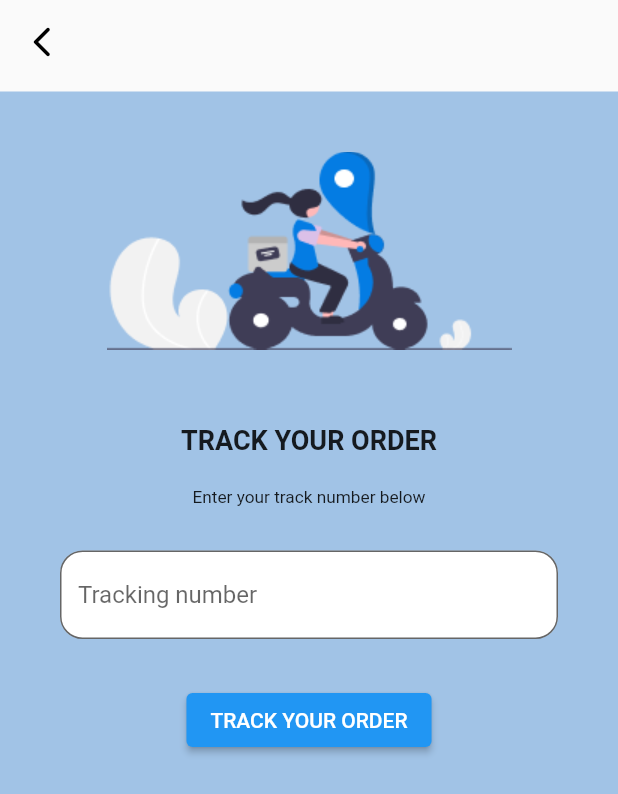
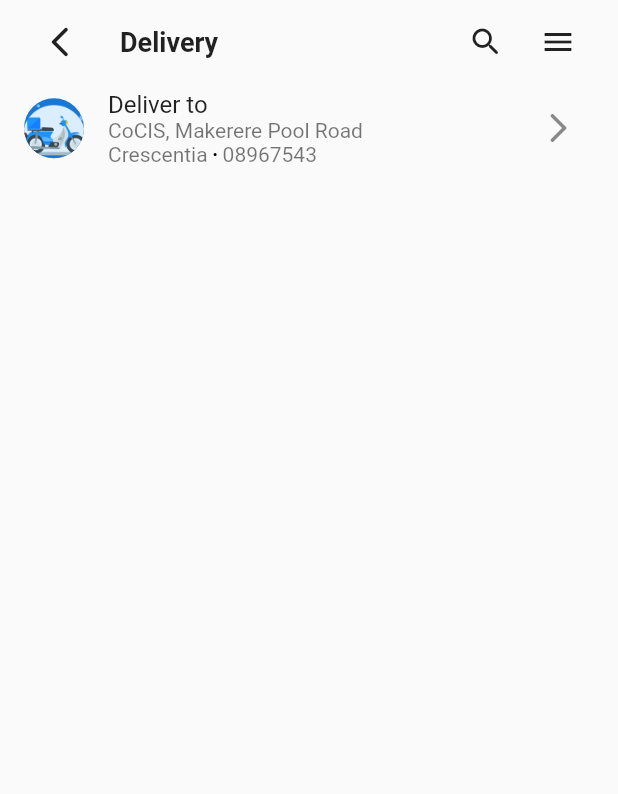
Before and after one commit to Douglas-sp/Sponarie-Restaurant, a Flutter app: the screen it shows after launch, on a phone screen of 412 x 824 dp. Shown: the top 794 px of the screen. Run offline on Flutter 3.47's test engine with Material 2 defaults, Android fonts, the phone set to English and light mode, and no system bars; our stand-ins replace flutter_form_builder.

Commit message:
omuyaye yekyanze

```diff
--- a/sponarie/lib/main.dart
+++ b/sponarie/lib/main.dart
@@ -4,8 +4,9 @@ import 'package:sponarie/screens/LoadingPage.dart';
 import 'package:sponarie/screens/Logininpage.dart';
 import 'package:sponarie/screens/SignupScreen.dart';
 import 'package:sponarie/screens/TrackOrderPage.dart';
+import 'package:sponarie/screens/DeliveryMenu.dart';
 
-void main(){
+void main() {
   runApp(MyApp());
 }
 
@@ -22,13 +23,13 @@ class _MyAppState extends State<MyApp> {
     return MaterialApp(
         //  home: SignupsScreen(),
 
-      home: TrackOrder(),
+        //home: TrackOrder(),
         //home: LoadingPage(),
         //home: SignupsScreen(),
         // home: LoginPage(),
         //home: Home1(),
         //home: LoadingPage(),
-
+        home: DeliveryMenu()
 
       );
   }
--- /dev/null
+++ b/sponarie/lib/screens/DeliveryMenu.dart
@@ -0,0 +1,107 @@
+import 'package:flutter/material.dart';
+import 'package:flutter/src/widgets/container.dart';
+import 'package:flutter/src/widgets/framework.dart';
+
+class DeliveryMenu extends StatefulWidget {
+  const DeliveryMenu({super.key});
+
+  @override
+  State<DeliveryMenu> createState() => _DeliveryMenuState();
+}
+
+class _DeliveryMenuState extends State<DeliveryMenu> {
+  @override
+  Widget build(BuildContext context) {
+    return Scaffold(
+      body: Column(
+        children: [
+          ListTile(
+            title: Text("Delivery",
+             style: TextStyle(
+              fontWeight: FontWeight.bold,
+              fontSize: 18.0,
+             ),
+            ),
+            leading: IconButton(
+              onPressed: () {
+
+              },
+              icon: Icon(Icons.arrow_back_ios_new_rounded,
+              color: Colors.black87,),
+            ),
+            trailing: Wrap(
+              children: [
+                IconButton(
+                  onPressed: () {
+
+                  },
+                  icon: Icon(Icons.search_rounded,
+                  color: Colors.black87),
+                  ),
+                 IconButton(
+                  onPressed: () {
+
+                  },
+                  icon: Icon(Icons.menu,
+                  color: Colors.black87,),
+                  ),
+
+
+              ],
+
+            ),
+          ),
+
+          ListTile(
+            leading: CircleAvatar(
+              backgroundImage:AssetImage("assets/images/delivery.png") ,
+            ),
+
+            title: Text("Deliver to"),
+            subtitle: Column(
+              crossAxisAlignment: CrossAxisAlignment.start,
+              children: [
+                Text("CoCIS, Makerere Pool Road"),
+                //IntrinsicHeight(
+                  //child:
+                  Row(
+                    children: [
+                      Text("Crescentia"),
+                     SizedBox(width: 4,),
+                      // VerticalDivider(
+                      //   thickness: 2,
+                      //   width: 20,
+                      //   color: Colors.black,
+                      // ),
+                      Container(
+                        decoration: BoxDecoration(
+                          color: Colors.black87,
+                          border: Border.all(),
+                          borderRadius: BorderRadius.circular(5.0),
+
+                        ),
+                      ),
+
+                      SizedBox(width: 4,),
+                      Text("08967543"),
+
+                    ],
+                  ),
+                //)
+
+              ],
+            ),
+
+            trailing: IconButton(
+              onPressed: () {  },
+              icon: Icon(Icons.arrow_forward_ios_rounded,),
+            ),
+          ),
+
+        ],
+      ),
+
+
+    );
+  }
+}
```
Also changed, not shown: sponarie/assets/images/BikeAlone.png (added). Lines whose indentation alone changed are shown as unchanged.
